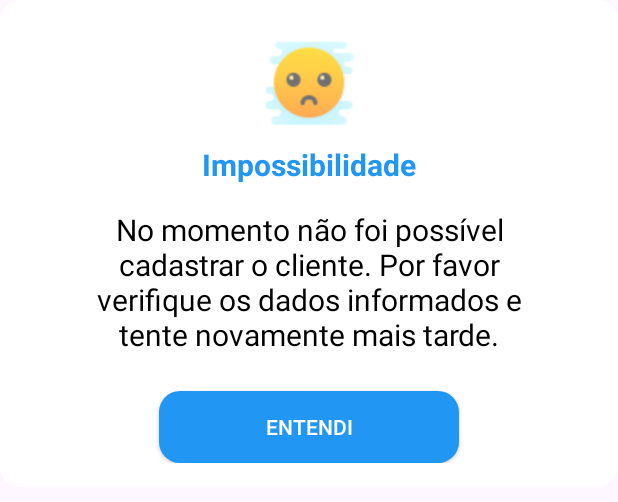
After one commit to pp23-if/TrabalhoFinalPDMPedroAugustoVieiraDeFreitas, an Android app: the layout activity_caixa_dialogo_impossibilidade_cadastro_cliente.xml on its own in the app's theme, with its tools: preview values and no code run, on a phone screen of 412 x 824 dp. The commit adds this screen. Shown: the top 502 px of the screen. Run offline under Robolectric (Android 15) with nearby library versions, the phone set to English and light mode, and no system bars.

Commit message:
fiz as caixas de diálogo

```diff
--- /dev/null
+++ b/app/src/main/res/drawable/back_ground_customizado.xml
@@ -0,0 +1,5 @@
+<?xml version="1.0" encoding="utf-8"?>
+<shape xmlns:android="http://schemas.android.com/apk/res/android">
+    <solid android:color="@color/white"/>
+    <corners android:radius="14dp"/>
+</shape>
--- /dev/null
+++ b/app/src/main/res/drawable/background_customizado_botao_impossibilidade.xml
@@ -0,0 +1,5 @@
+<?xml version="1.0" encoding="utf-8"?>
+<shape xmlns:android="http://schemas.android.com/apk/res/android">
+    <solid android:color="@color/blue"/>
+    <corners android:radius="14dp"/>
+</shape>
--- /dev/null
+++ b/app/src/main/res/drawable/background_customizado_botao_sucesso.xml
@@ -0,0 +1,5 @@
+<?xml version="1.0" encoding="utf-8"?>
+<shape xmlns:android="http://schemas.android.com/apk/res/android">
+    <solid android:color="#3C8D30"/>
+    <corners android:radius="14dp"/>
+</shape>
--- /dev/null
+++ b/app/src/main/res/layout/activity_caixa_dialogo_impossibilidade_cadastro_cliente.xml
@@ -0,0 +1,60 @@
+<?xml version="1.0" encoding="utf-8"?>
+<androidx.constraintlayout.widget.ConstraintLayout xmlns:android="http://schemas.android.com/apk/res/android"
+    xmlns:app="http://schemas.android.com/apk/res-auto"
+    android:id="@+id/caixaDialogoImpossibilidade"
+    android:layout_width="match_parent"
+    android:layout_height="wrap_content"
+    android:background="@drawable/back_ground_customizado"
+    android:padding="16dp">
+
+    <ImageView
+        android:id="@+id/ivImpossibilidade"
+        android:layout_width="60dp"
+        android:layout_height="60dp"
+        android:layout_margin="10dp"
+        android:src="@drawable/triste"
+        app:layout_constraintEnd_toEndOf="parent"
+        app:layout_constraintStart_toStartOf="parent"
+        app:layout_constraintTop_toTopOf="parent" />
+
+    <TextView
+        android:id="@+id/tvImpossibilidade"
+        android:layout_width="wrap_content"
+        android:layout_height="wrap_content"
+        android:layout_margin="10dp"
+        android:text="@string/impossibilidade"
+        android:textColor="@color/blue"
+        android:textSize="20sp"
+        android:textStyle="bold"
+        app:layout_constraintEnd_toEndOf="parent"
+        app:layout_constraintStart_toStartOf="parent"
+        app:layout_constraintTop_toBottomOf="@id/ivImpossibilidade" />
+
+    <TextView
+        android:id="@+id/textoImpossibilidade"
+        android:layout_width="0dp"
+        android:layout_height="wrap_content"
+        android:layout_marginStart="24dp"
+        android:layout_marginTop="16dp"
+        android:layout_marginEnd="24dp"
+        android:text="@string/impossibilidadeMomentanea"
+        android:textAlignment="center"
+        android:textSize="20sp"
+        android:textColor="@color/black"
+        app:layout_constraintEnd_toEndOf="parent"
+        app:layout_constraintStart_toStartOf="parent"
+        app:layout_constraintTop_toBottomOf="@+id/tvImpossibilidade" />
+
+    <androidx.appcompat.widget.AppCompatButton
+        android:id="@+id/botaoImpossibilidade"
+        android:layout_width="200dp"
+        android:layout_height="wrap_content"
+        android:layout_marginTop="24dp"
+        android:background="@drawable/background_customizado_botao_impossibilidade"
+        android:text="@string/Entendi"
+        android:textColor="@color/white"
+        app:layout_constraintEnd_toEndOf="parent"
+        app:layout_constraintStart_toStartOf="parent"
+        app:layout_constraintTop_toBottomOf="@id/textoImpossibilidade" />
+
+</androidx.constraintlayout.widget.ConstraintLayout>
--- a/app/src/main/res/values/strings.xml
+++ b/app/src/main/res/values/strings.xml
@@ -28,4 +28,10 @@
     <string name="selecaoClienteAlteracao">Toque no cliente que deseja alterar</string>
     <string name="alteracaoCliente">Alteração de clientes</string>
     <string name="Alterar">Alterar</string>
+    <string name="Sucesso">Sucesso!</string>
+    <string name="ok">ok</string>
+    <string name="clienteCadastroSucesso">Cliente cadastrado com sucesso. Será enviado um sms de confirmação no telefone cadastrado.</string>
+    <string name="impossibilidade">Impossibilidade</string>
+    <string name="impossibilidadeMomentanea">No momento não foi possível cadastrar o cliente. Por favor verifique os dados informados e tente novamente mais tarde.</string>
+    <string name="Entendi">Entendi</string>
 </resources>
```
Also changed, not shown: app/src/main/res/layout/activity_caixa_dialogo_sucesso_cadastro_cliente.xml (added, +60 -0 lines), app/src/main/res/drawable/sucesso.png (added), app/src/main/res/drawable/triste.png (added).
